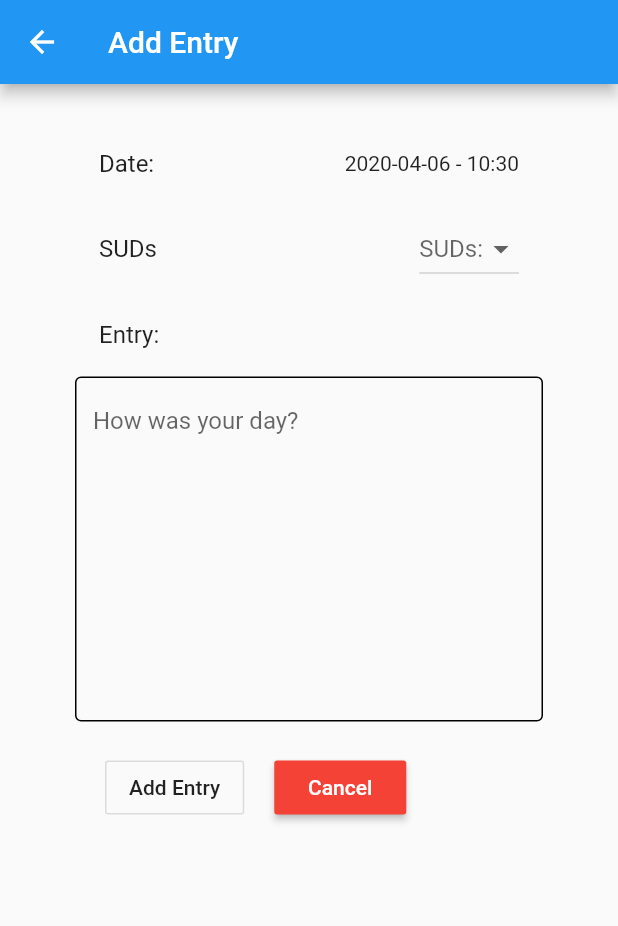
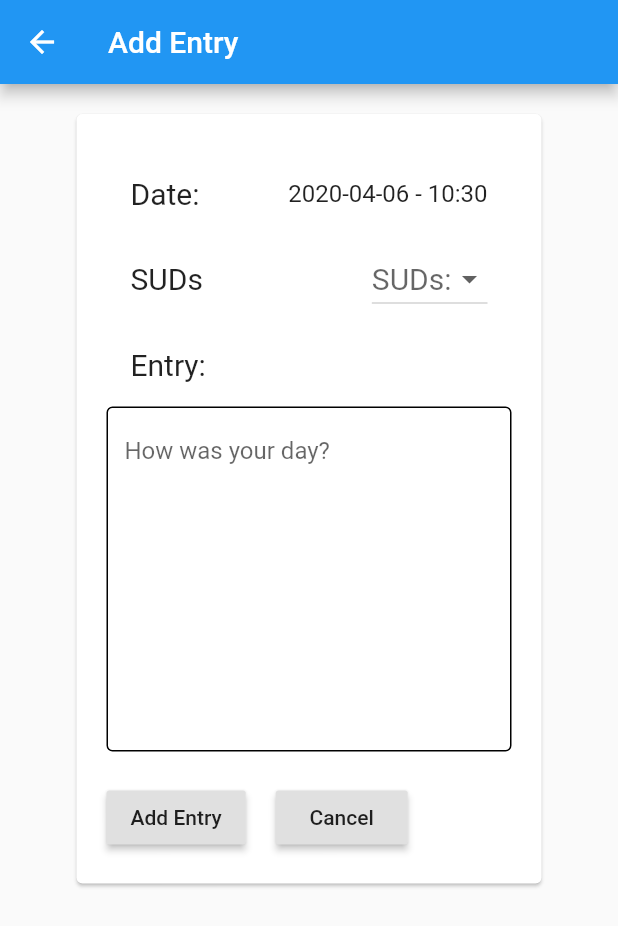
Before and after one commit to DavidParnell95/Final-Year-Project-MyTherapy, a Flutter app: the screen it shows once a user with an empty profile is signed in, after a tap on "Add Entry", on a phone screen of 412 x 824 dp. Shown: the top 926 px of the screen. Run offline on Flutter 3.47's test engine with Material 2 defaults, Android fonts, the phone set to English and light mode, and no system bars; our stand-ins replace charts_flutter, cloud_firestore, firebase_auth, flutter_spinkit, fluttertoast, theme_provider; missing offline and left inert: preferences; accounts and stored records are empty.

Commit message:
UI Tweaks and clean up

```diff
--- a/App/my_therapy/lib/Screens/Authenticate/register.dart
+++ b/App/my_therapy/lib/Screens/Authenticate/register.dart
@@ -36,17 +36,18 @@ class _RegisterState extends State<Register>
     return loading ? Loading() : Scaffold(
       appBar: AppBar(
         elevation: 0.0,
+        backgroundColor: Colors.indigo[900],
         title: Text(
           'Apply to MyTherapy',
-          style: TextStyle(color: buttonText),
+          style: TextStyle(color: nonComplyText),
         ),
 
         actions: <Widget>[
 
           //switch to sign in
           FlatButton.icon(
-            icon: Icon(Icons.person,color: textColor),
-            label: Text('Sign In', style: TextStyle(color: textColor)),
+            icon: Icon(Icons.person, color: nonComplyText,),
+            label: Text('Sign In', style: TextStyle(color: nonComplyText),),
             onPressed: ()=> widget.toggleView(),
           ),
         ],
@@ -94,7 +95,7 @@ class _RegisterState extends State<Register>
                 width: 400.0,
                 child: Text(
                   'NOTE: APPLICATION WILL NEED TO BE APPROVED BY MY THERAPY',
-                  style: TextStyle(color: Colors.red),
+                  style: TextStyle(color: nonComply),
                   textAlign: TextAlign.center,
                 ),
               ),
@@ -103,10 +104,10 @@ class _RegisterState extends State<Register>
               //Register Button
               SizedBox(height: 20.0),
               RaisedButton(
-                color: Colors.lightBlue,
+                color: Colors.indigo[900],
                 child: Text(
                   'Register',
-                  style: TextStyle(color: textColor),
+                  style: TextStyle(color: nonComplyText),
                 ),
                 onPressed: () async{
 
--- a/App/my_therapy/lib/Screens/Authenticate/sign_in.dart
+++ b/App/my_therapy/lib/Screens/Authenticate/sign_in.dart
@@ -41,16 +41,17 @@ class _SignInState extends State<SignIn>
     //If loading show animation, otherwise show sign in form
     return loading ? Loading() : Scaffold(
       appBar: AppBar(
-        title: Text('Sign In',
-        style: TextStyle(color: textColor),
+        title: Text(
+          'Sign In',
+          style: TextStyle(color: nonComplyText),
         ),
-
+        backgroundColor: Colors.indigo[900],
         actions: <Widget>[
 
           //switch to register
           FlatButton.icon(
-              icon: Icon(Icons.person, color: textColor),
-              label: Text('Register',style: TextStyle(color: textColor)),
+              icon: Icon(Icons.person, color: nonComplyText),
+              label: Text('Register',style: TextStyle(color: nonComplyText)),
               onPressed: () =>widget.toggleView(),
           )
         ],
@@ -99,10 +100,10 @@ class _SignInState extends State<SignIn>
               //Log in button
               SizedBox(height: 20.0),
               RaisedButton(
-                color: buttonColor,
+                color: Colors.indigo[900],
                 child: Text(
                   "Sign In",
-                    style: TextStyle(color: textColor),
+                  style: TextStyle(color: nonComplyText),
                 ),
                 onPressed: () async{
 
--- a/App/my_therapy/lib/Screens/Entries/add_entry.dart
+++ b/App/my_therapy/lib/Screens/Entries/add_entry.dart
@@ -38,36 +38,41 @@ class _AddEntryState extends State<AddEntry>{
       appBar: AppBar(
         title: Text(
           'Add Entry',
-          style: TextStyle(color: buttonText),
         ),
       ),
 
       body: Container(
         padding: EdgeInsets.symmetric(vertical: 20.0, horizontal: 50.0),
+        child: Card(
+          margin: EdgeInsets.only(left: 1, right: 1),
           child: Form(
           key: _formKey,
 
           //Scroll view to prevent overflow
           child: SingleChildScrollView(
+            padding: EdgeInsets.all(20.0),
             child: Column(
                   children: <Widget>[
 
                 //Date
                 SizedBox(height: 5.0),
                 ListTile(
-                  title: Text('Date: '),
+                    title: Text('Date: ', style: TextStyle(fontSize:  fontSize),),
                     trailing: Text(
-                    '$date'
+                      '$date',
+                      style: TextStyle(fontSize: 16),
                     ),
                   ),
 
                 //suds
                 SizedBox(height: 1.0),
                 ListTile(
-                  title: Text("SUDs"),
+                    title: Text("SUDs", style: TextStyle(fontSize: fontSize),),
                     trailing: DropdownButton(
                       value: _dropSelected,
-                    hint: Text("SUDs:"),
+                      hint: Text("SUDs:",
+                        style: TextStyle(fontSize: fontSize),
+                      ),
                       onChanged: (String newValue) {
                         setState(() {
                           _dropSelected = newValue;
@@ -86,7 +91,10 @@ class _AddEntryState extends State<AddEntry>{
 
                 //entry
                 SizedBox(height: 1.0),
-                ListTile(title: Text("Entry:")),
+
+                      ListTile(title: Text("Entry:",
+                        style: TextStyle(fontSize: fontSize),)
+                      ),
                       TextFormField(
                           decoration: entryInputDecoration.copyWith(hintText: "How was your day?"),
                           maxLines: 10,
@@ -99,15 +107,10 @@ class _AddEntryState extends State<AddEntry>{
 
                 SizedBox(height: spacing),
 
-                Center(
-                  child: Row(
+                Row(
                     children: <Widget>[
-                      Padding(
-                        padding: EdgeInsets.all(10),
-                      ),
-
                       //Add Button
-                      OutlineButton(
+                      RaisedButton(
                         child: Text("Add Entry"),
                         onPressed: (){
 
@@ -138,8 +141,7 @@ class _AddEntryState extends State<AddEntry>{
 
                       //Clear Button
                       RaisedButton(
-                        child: Text("Cancel", style: TextStyle(color: buttonText)),
-                        color: Colors.red,
+                        child: Text("Cancel"),
                         onPressed: (){
                           entry ="";
                           Navigator.pop(context);
@@ -148,10 +150,10 @@ class _AddEntryState extends State<AddEntry>{
 
                     ],
                   ),
-                )
+                ])
 
 
-                ]),
+                ),
               ),
             ),
           ),
--- a/App/my_therapy/lib/Screens/Entries/view_entries.dart
+++ b/App/my_therapy/lib/Screens/Entries/view_entries.dart
@@ -20,7 +20,6 @@ class ViewEntries extends StatelessWidget {
           appBar: AppBar(
             title: Text(
                 'Entries',
-                style: TextStyle(color: buttonText)
             ),
 
           ),
--- a/App/my_therapy/lib/Screens/Home/home.dart
+++ b/App/my_therapy/lib/Screens/Home/home.dart
@@ -16,13 +16,15 @@ class Home extends StatelessWidget
   Widget build(BuildContext context) {
     return Scaffold(
       appBar: AppBar(
+        backgroundColor: Colors.indigo[900],
         title: Text('Home'),
         elevation: 0.0,
         actions: <Widget>[
           FlatButton.icon(
-            icon: Icon(Icons.person),
+           icon: Icon(Icons.person, color: nonComplyText,),
             label: Text(
               "Logout",
+              style: TextStyle(color: nonComplyText),
             ),
             onPressed: () async{
               await _auth.logOut();
@@ -57,11 +59,11 @@ class Home extends StatelessWidget
                         width: 150,
 
                         child: FlatButton.icon(
-                            color: Colors.lightBlue,
-                            icon: Icon(Icons.description, color: buttonText),
+                            color: Colors.indigo[900],
+                            icon: Icon(Icons.description, color: nonComplyText,),
                             label: Text(
                               "View Entries",
-                              style: TextStyle(color: buttonText),
+                              style: TextStyle(color: nonComplyText),
                             ),
 
                             //Button shape
@@ -88,9 +90,11 @@ class Home extends StatelessWidget
                           width: 150,
 
                           child: FlatButton.icon(
-                            icon: Icon(Icons.note_add),
+                            color: Colors.indigo[900],
+                            icon: Icon(Icons.note_add, color: nonComplyText,),
                             label: Text(
                               "Add Entry",
+                              style: TextStyle(color: nonComplyText),
                             ),
 
                             //Button shape
@@ -122,11 +126,11 @@ class Home extends StatelessWidget
                         width: 150,
 
                         child: FlatButton.icon(
-                          color: Colors.lightBlue,
-                          icon: Icon(Icons.settings,color: buttonText),
+                          color: Colors.indigo[900],
+                          icon: Icon(Icons.settings,color: nonComplyText),
                           label: Text(
                             "Settings",
-                            style: TextStyle(color: buttonText),
+                            style: TextStyle(color: nonComplyText),
                           ),
 
                           //Button shape
@@ -153,11 +157,11 @@ class Home extends StatelessWidget
                         width: 150,
 
                         child: FlatButton.icon(
-                          color: Colors.lightBlue,
-                          icon: Icon(Icons.assessment,color: buttonText),
+                          color: Colors.indigo[900],
+                          icon: Icon(Icons.assessment,color: nonComplyText),
                           label: Text(
                             "Analytics",
-                            style: TextStyle(color: buttonText),
+                            style: TextStyle(color: nonComplyText),
                           ),
 
                           //Button shape
--- a/App/my_therapy/lib/Screens/wrapper.dart
+++ b/App/my_therapy/lib/Screens/wrapper.dart
@@ -11,15 +11,22 @@ class Wrapper extends StatelessWidget {
 
     //Access user data from provider
     final user = Provider.of<User>(context);
-    print("Logged in userID:  " + user.uid);
 
     // If valid user not logged in, show sign in screen
     if(user == null)
     {
+      print("NO USER");
       return Authenticate();
     }
 
+    else if(user.uid == null)
+      {
+        print("NO UID!!");
+        return Authenticate();
+      }
+
     else{
+      print("Logged in userID:  " + user.uid);
       return Home();
     }
   }
--- a/App/my_therapy/lib/Shared/themes.dart
+++ b/App/my_therapy/lib/Shared/themes.dart
@@ -1,5 +1,6 @@
 
 import 'package:flutter/material.dart';
+import 'package:my_therapy/Shared/constants.dart';
 import 'package:theme_provider/theme_provider.dart';
 
 ///Bright Theme
@@ -28,6 +29,12 @@ AppTheme RGBAppTheme()
       primaryColor: Colors.indigo[900],
       accentColor: Colors.black,
       scaffoldBackgroundColor: Colors.yellow[300],
+      buttonTheme: ButtonThemeData(
+        buttonColor: Colors.indigo[900],
+        textTheme: ButtonTextTheme.primary,
+      ),
+
+
     ),
   );
 }
```
Also changed, not shown: App/my_therapy/lib/Screens/Analytics/analytics.dart (+15 -1 lines), App/my_therapy/lib/Screens/Entries/edit_form.dart (+3 -7 lines), App/my_therapy/lib/Screens/Entries/entry_tile.dart (+11 -2 lines), App/my_therapy/lib/Shared/Settings/settings_page.dart (+0 -20 lines), App/my_therapy/lib/Shared/constants.dart (+5 -10 lines), App/my_therapy/lib/main.dart (+11 -0 lines), 5 other files. Lines whose indentation alone changed are shown as unchanged.
